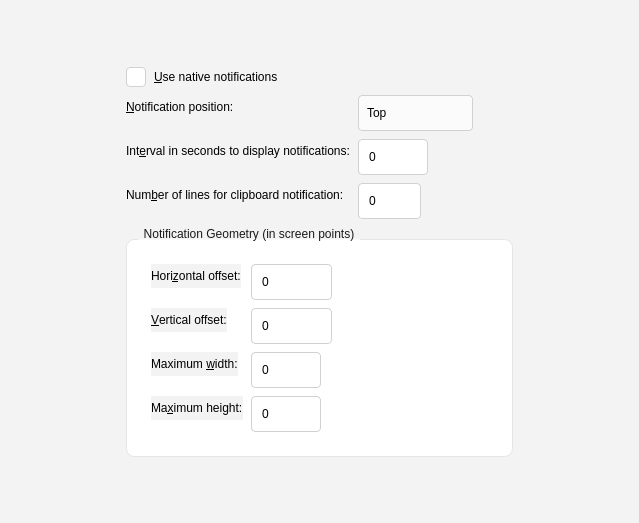
Before: the Qt Designer form src/ui/configtabnotifications.ui in ForgetiExistence/CopyQ, drawn with Qt 5.
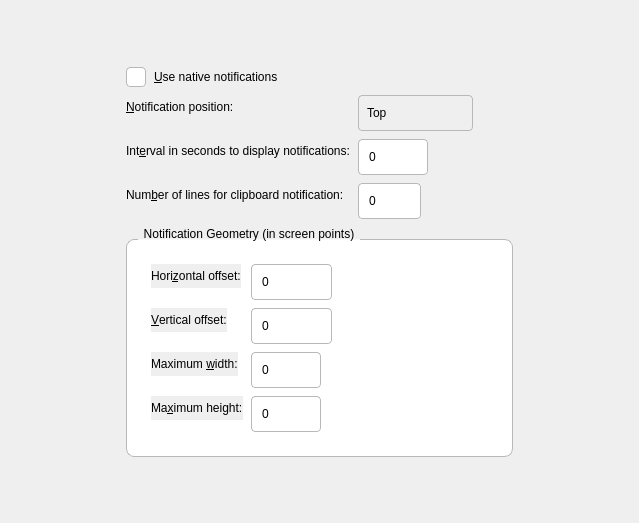
After: the same form once the commit is applied.

Commit message: Fix Win11 regressions: blank window, invisible menus, forced light theme

Patch:
```diff
--- a/src/ui/configtabnotifications.ui
+++ b/src/ui/configtabnotifications.ui
@@ -18,8 +18,8 @@
   </property>
   <property name="styleSheet">
    <string notr="true">QScrollBar {border: none; background: transparent; width: 8px; margin: 0;}
-QScrollBar::handle {background: #C0C0C0; border-radius: 4px; min-height: 24px;}
-QScrollBar::handle:hover {background: #A0A0A0;}
+QScrollBar::handle {background: palette(mid); border-radius: 4px; min-height: 24px;}
+QScrollBar::handle:hover {background: palette(mid);}
 QScrollBar::add-line, QScrollBar::sub-line {border: none; background: transparent; width: 0px; height: 0px;}
 QScrollBar::add-page, QScrollBar::sub-page {background: transparent;}</string>
   </property>
@@ -33,7 +33,7 @@
     </rect>
    </property>
    <property name="styleSheet">
-    <string notr="true">background-color: #F3F3F3;</string>
+    <string notr="true">background-color: palette(window);</string>
    </property>
    <layout class="QHBoxLayout" name="horizontalLayout_13">
     <property name="leftMargin">
@@ -126,11 +126,11 @@
              <string>Position on screen for notifications</string>
             </property>
             <property name="styleSheet">
-             <string notr="true">QComboBox {border-radius: 4px; border: 1px solid #D1D1D1; padding: 5px 8px; min-height: 24px; background-color: #FBFBFB;}
-QComboBox:hover {border: 1px solid #0078D4;}
+             <string notr="true">QComboBox {border-radius: 4px; border: 1px solid palette(mid); padding: 5px 8px; min-height: 24px; background-color: palette(button);}
+QComboBox:hover {border: 1px solid palette(highlight);}
 QComboBox::drop-down {border: none; width: 24px;}
 QComboBox::down-arrow {image: none; width: 10px; height: 10px;}
-QComboBox QAbstractItemView {border: 1px solid #E5E5E5; border-radius: 8px; background-color: #FFFFFF; selection-background-color: #0078D4; selection-color: #FFFFFF; padding: 4px; outline: none;}</string>
+QComboBox QAbstractItemView {border: 1px solid palette(mid); border-radius: 8px; background-color: palette(base); selection-background-color: palette(highlight); selection-color: palette(base); padding: 4px; outline: none;}</string>
             </property>
             <item>
              <property name="text">
@@ -204,8 +204,8 @@
 Set to -1 to keep visible until clicked.</string>
             </property>
             <property name="styleSheet">
-             <string notr="true">QSpinBox {border-radius: 4px; border: 1px solid #D1D1D1; padding: 5px 8px; min-height: 24px; background-color: #FFFFFF;}
-QSpinBox:hover {border: 1px solid #0078D4;}
+             <string notr="true">QSpinBox {border-radius: 4px; border: 1px solid palette(mid); padding: 5px 8px; min-height: 24px; background-color: palette(base);}
+QSpinBox:hover {border: 1px solid palette(highlight);}
 QSpinBox::up-button, QSpinBox::down-button {border: none; background: transparent; width: 20px; subcontrol-origin: border;}</string>
             </property>
             <property name="minimum">
@@ -254,8 +254,8 @@
 Set to 0 to disable.</string>
             </property>
             <property name="styleSheet">
-             <string notr="true">QSpinBox {border-radius: 4px; border: 1px solid #D1D1D1; padding: 5px 8px; min-height: 24px; background-color: #FFFFFF;}
-QSpinBox:hover {border: 1px solid #0078D4;}
+             <string notr="true">QSpinBox {border-radius: 4px; border: 1px solid palette(mid); padding: 5px 8px; min-height: 24px; background-color: palette(base);}
+QSpinBox:hover {border: 1px solid palette(highlight);}
 QSpinBox::up-button, QSpinBox::down-button {border: none; background: transparent; width: 20px; subcontrol-origin: border;}</string>
             </property>
             <property name="maximum">
@@ -285,9 +285,9 @@
           </property>
           <property name="styleSheet">
            <string notr="true">QCheckBox {spacing: 8px;}
-QCheckBox::indicator {width: 18px; height: 18px; border-radius: 4px; border: 1px solid #D1D1D1; background-color: #FFFFFF;}
-QCheckBox::indicator:checked {background-color: #0078D4; border: 1px solid #0078D4;}
-QCheckBox::indicator:hover {border: 1px solid #0078D4;}</string>
+QCheckBox::indicator {width: 18px; height: 18px; border-radius: 4px; border: 1px solid palette(mid); background-color: palette(base);}
+QCheckBox::indicator:checked {background-color: palette(highlight); border: 1px solid palette(highlight);}
+QCheckBox::indicator:hover {border: 1px solid palette(highlight);}</string>
           </property>
          </widget>
         </item>
@@ -299,8 +299,8 @@
          <string>Notification Geometry (in screen points)</string>
         </property>
         <property name="styleSheet">
-         <string notr="true">QGroupBox {border-radius: 8px; border: 1px solid #E5E5E5; margin-top: 12px; padding: 12px; background-color: #FFFFFF;}
-QGroupBox::title {subcontrol-origin: margin; subcontrol-position: top left; left: 12px; padding: 0 4px; color: #1A1A1A;}</string>
+         <string notr="true">QGroupBox {border-radius: 8px; border: 1px solid palette(mid); margin-top: 12px; padding: 12px; background-color: palette(base);}
+QGroupBox::title {subcontrol-origin: margin; subcontrol-position: top left; left: 12px; padding: 0 4px; color: palette(text);}</string>
         </property>
         <layout class="QFormLayout" name="formLayout_4">
          <property name="horizontalSpacing">
@@ -342,8 +342,8 @@
               <string>Notification distance from left or right screen edge in screen points</string>
              </property>
              <property name="styleSheet">
-              <string notr="true">QSpinBox {border-radius: 4px; border: 1px solid #D1D1D1; padding: 5px 8px; min-height: 24px; background-color: #FFFFFF;}
-QSpinBox:hover {border: 1px solid #0078D4;}
+              <string notr="true">QSpinBox {border-radius: 4px; border: 1px solid palette(mid); padding: 5px 8px; min-height: 24px; background-color: palette(base);}
+QSpinBox:hover {border: 1px solid palette(highlight);}
 QSpinBox::up-button, QSpinBox::down-button {border: none; background: transparent; width: 20px; subcontrol-origin: border;}</string>
              </property>
              <property name="minimum">
@@ -390,8 +390,8 @@
               <string>Notification distance from top or bottom screen edge in screen points</string>
              </property>
              <property name="styleSheet">
-              <string notr="true">QSpinBox {border-radius: 4px; border: 1px solid #D1D1D1; padding: 5px 8px; min-height: 24px; background-color: #FFFFFF;}
-QSpinBox:hover {border: 1px solid #0078D4;}
+              <string notr="true">QSpinBox {border-radius: 4px; border: 1px solid palette(mid); padding: 5px 8px; min-height: 24px; background-color: palette(base);}
+QSpinBox:hover {border: 1px solid palette(highlight);}
 QSpinBox::up-button, QSpinBox::down-button {border: none; background: transparent; width: 20px; subcontrol-origin: border;}</string>
              </property>
              <property name="minimum">
@@ -438,8 +438,8 @@
               <string>Maximum width for notification in screen points</string>
              </property>
              <property name="styleSheet">
-              <string notr="true">QSpinBox {border-radius: 4px; border: 1px solid #D1D1D1; padding: 5px 8px; min-height: 24px; background-color: #FFFFFF;}
-QSpinBox:hover {border: 1px solid #0078D4;}
+              <string notr="true">QSpinBox {border-radius: 4px; border: 1px solid palette(mid); padding: 5px 8px; min-height: 24px; background-color: palette(base);}
+QSpinBox:hover {border: 1px solid palette(highlight);}
 QSpinBox::up-button, QSpinBox::down-button {border: none; background: transparent; width: 20px; subcontrol-origin: border;}</string>
              </property>
              <property name="maximum">
@@ -483,8 +483,8 @@
               <string>Maximum height for notification in screen points</string>
              </property>
              <property name="styleSheet">
-              <string notr="true">QSpinBox {border-radius: 4px; border: 1px solid #D1D1D1; padding: 5px 8px; min-height: 24px; background-color: #FFFFFF;}
-QSpinBox:hover {border: 1px solid #0078D4;}
+              <string notr="true">QSpinBox {border-radius: 4px; border: 1px solid palette(mid); padding: 5px 8px; min-height: 24px; background-color: palette(base);}
+QSpinBox:hover {border: 1px solid palette(highlight);}
 QSpinBox::up-button, QSpinBox::down-button {border: none; background: transparent; width: 20px; subcontrol-origin: border;}</string>
              </property>
              <property name="maximum">
```
The commit also changes 34 other files.
